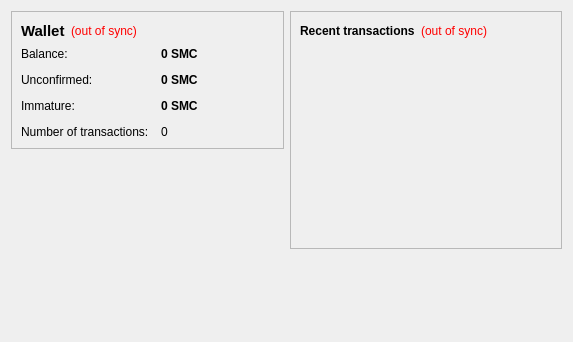
Above: src/qt/forms/overviewpage.ui from tyrion70/diamondcarats before the change. Below: the same form after it.
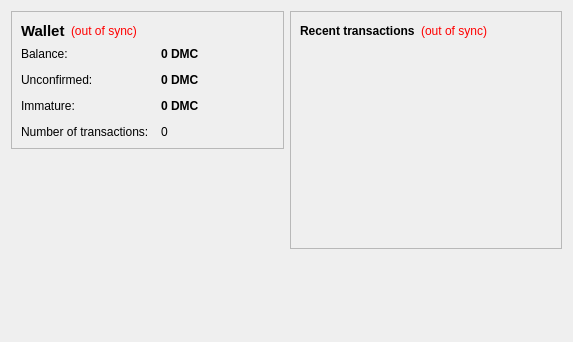
That is the form after the change.

Patch:
```diff
--- a/src/qt/forms/overviewpage.ui
+++ b/src/qt/forms/overviewpage.ui
@@ -105,7 +105,7 @@
              <string>Your current balance</string>
             </property>
             <property name="text">
-             <string notr="true">0 SMC</string>
+             <string notr="true">0 DMC</string>
             </property>
             <property name="textInteractionFlags">
              <set>Qt::LinksAccessibleByMouse|Qt::TextSelectableByKeyboard|Qt::TextSelectableByMouse</set>
@@ -134,7 +134,7 @@
              <string>Total of transactions that have yet to be confirmed, and do not yet count toward the current balance</string>
             </property>
             <property name="text">
-             <string notr="true">0 SMC</string>
+             <string notr="true">0 DMC</string>
             </property>
             <property name="textInteractionFlags">
              <set>Qt::LinksAccessibleByMouse|Qt::TextSelectableByKeyboard|Qt::TextSelectableByMouse</set>
@@ -177,7 +177,7 @@
              <string>Mined balance that has not yet matured</string>
             </property>
             <property name="text">
-             <string notr="true">0 SMC</string>
+             <string notr="true">0 DMC</string>
             </property>
             <property name="textInteractionFlags">
              <set>Qt::LinksAccessibleByMouse|Qt::TextSelectableByKeyboard|Qt::TextSelectableByMouse</set>
```
